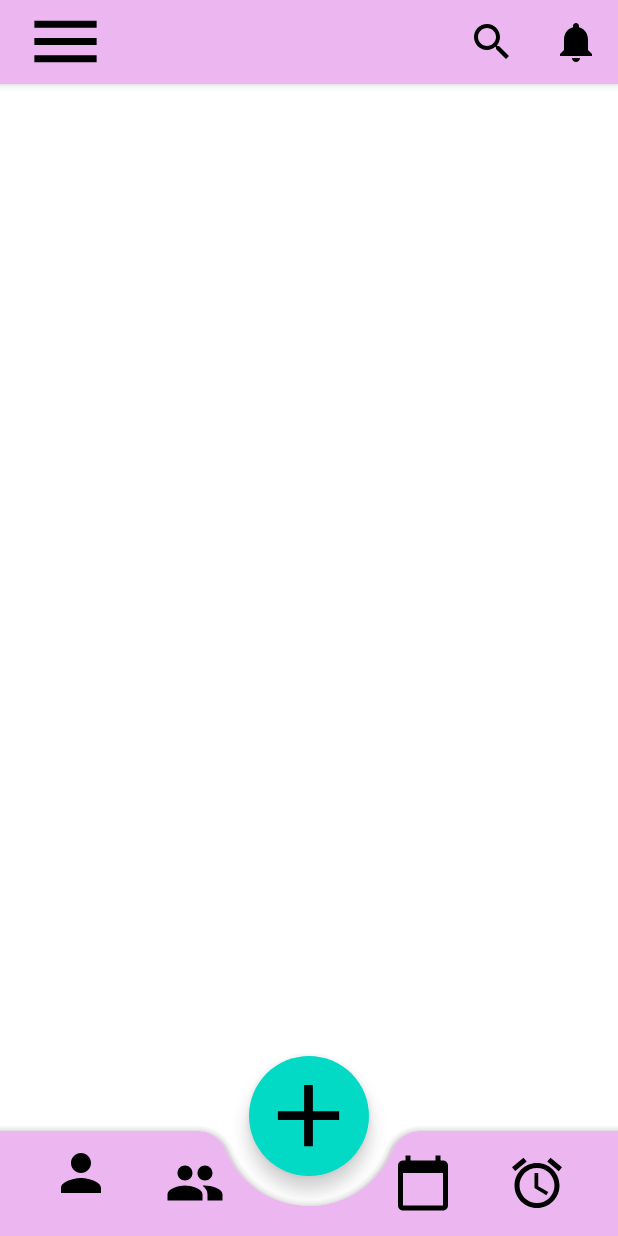
After one commit to tayduasieucuong/DoAn_AndroidStudio, an Android app: the Taskmangerment screen opened directly, with no data from a screen before it, on a phone screen of 412 x 824 dp. The commit adds this screen. Run offline under Robolectric (Android 15) with nearby library versions, the phone set to English and light mode, and no system bars.

Commit message:
updatel1

```diff
--- a/app/src/main/AndroidManifest.xml
+++ b/app/src/main/AndroidManifest.xml
@@ -10,6 +10,9 @@
         android:supportsRtl="true"
         android:theme="@style/Theme.DoAn_Android">
         <activity
+            android:name=".Taskmangerment"
+            android:exported="false" />
+        <activity
             android:name=".MainActivity"
             android:exported="true">
             <intent-filter>
--- a/app/src/main/java/org/meicode/doan_android/MainActivity.java
+++ b/app/src/main/java/org/meicode/doan_android/MainActivity.java
@@ -2,7 +2,10 @@ package org.meicode.doan_android;
 
 import androidx.appcompat.app.AppCompatActivity;
 
+import android.content.Intent;
 import android.os.Bundle;
+import android.view.View;
+import android.widget.Button;
 
 public class MainActivity extends AppCompatActivity {
 
@@ -10,6 +13,14 @@ public class MainActivity extends AppCompatActivity {
     protected void onCreate(Bundle savedInstanceState) {
         super.onCreate(savedInstanceState);
         setContentView(R.layout.activity_main);
+        Button btn = (Button) findViewById(R.id.btntest);
+        btn.setOnClickListener(new View.OnClickListener() {
+            @Override
+            public void onClick(View view) {
+                Intent intent = new Intent(MainActivity.this,Taskmangerment.class);
+                startActivity(intent);
+            }
+        });
         //xinchao cacban
     }
 }
--- /dev/null
+++ b/app/src/main/java/org/meicode/doan_android/Taskmangerment.java
@@ -0,0 +1,56 @@
+package org.meicode.doan_android;
+
+import android.graphics.Color;
+import android.graphics.drawable.ColorDrawable;
+import android.os.Bundle;
+import android.view.Menu;
+import android.view.MenuItem;
+import android.widget.Toast;
+
+import androidx.annotation.NonNull;
+import androidx.appcompat.app.ActionBar;
+import androidx.appcompat.app.AppCompatActivity;
+
+import com.google.android.material.bottomnavigation.BottomNavigationView;
+import com.google.android.material.floatingactionbutton.FloatingActionButton;
+
+public class Taskmangerment extends AppCompatActivity {
+    ActionBar actionBar;
+    BottomNavigationView bottomNavigationView;
+    @Override
+    protected void onCreate(Bundle savedInstanceState) {
+        super.onCreate(savedInstanceState);
+        setContentView(R.layout.activity_taskmangerment);
+
+        actionBar = getSupportActionBar();
+        actionBar.setDisplayShowHomeEnabled(true);
+        actionBar.setLogo(R.drawable.ic_menu);
+        actionBar.setDisplayUseLogoEnabled(true);
+        actionBar.setTitle("");
+        actionBar.setBackgroundDrawable(new ColorDrawable(Color.parseColor("#FFFFFF")));
+        actionBar.setBackgroundDrawable(new ColorDrawable(Color.parseColor("#ECB7F0")));
+        bottomNavigationView = (BottomNavigationView) findViewById(R.id.bottom_navigation);
+        bottomNavigationView.setBackground(null);
+        //bottomNavigationView.setBackground(new ColorDrawable(Color.parseColor("#ECB7F0")));
+        FloatingActionButton add_btn = (FloatingActionButton) findViewById(R.id.addbottom);
+    }
+    @Override
+    public boolean onCreateOptionsMenu(Menu menu) {
+        getMenuInflater().inflate(R.menu.menu,menu);
+        return true;
+    }
+
+    @Override
+    public boolean onOptionsItemSelected(@NonNull MenuItem item) {
+        int id = item.getItemId();
+
+        if(id == R.id.search)
+        {
+            Toast.makeText(getApplicationContext(), "Search", Toast.LENGTH_SHORT).show();
+        }else if( id == R.id.notify)
+        {
+            Toast.makeText(getApplicationContext(), "Notify", Toast.LENGTH_SHORT).show();
+        }
+        return true;
+    }
+}
--- /dev/null
+++ b/app/src/main/res/drawable/gradient_background.xml
@@ -0,0 +1,13 @@
+<?xml version="1.0" encoding="utf-8"?>
+<selector xmlns:android="http://schemas.android.com/apk/res/android">
+    <item>
+        <shape>
+            <gradient
+                android:startColor="#86A8E7"
+                android:centerColor="#D16BA5"
+                android:endColor="#5FFBF1"
+                android:angle="270"
+                android:type="linear" />
+        </shape>
+    </item>
+</selector>
--- /dev/null
+++ b/app/src/main/res/drawable/ic__group_24.xml
@@ -0,0 +1,10 @@
+<vector xmlns:android="http://schemas.android.com/apk/res/android"
+    android:width="24dp"
+    android:height="24dp"
+    android:viewportWidth="24"
+    android:viewportHeight="24"
+    android:tint="?attr/colorControlNormal">
+  <path
+      android:fillColor="@android:color/black"
+      android:pathData="M16,11c1.66,0 2.99,-1.34 2.99,-3S17.66,5 16,5c-1.66,0 -3,1.34 -3,3s1.34,3 3,3zM8,11c1.66,0 2.99,-1.34 2.99,-3S9.66,5 8,5C6.34,5 5,6.34 5,8s1.34,3 3,3zM8,13c-2.33,0 -7,1.17 -7,3.5L1,19h14v-2.5c0,-2.33 -4.67,-3.5 -7,-3.5zM16,13c-0.29,0 -0.62,0.02 -0.97,0.05 1.16,0.84 1.97,1.97 1.97,3.45L17,19h6v-2.5c0,-2.33 -4.67,-3.5 -7,-3.5z"/>
+</vector>
--- /dev/null
+++ b/app/src/main/res/drawable/ic_baseline_add_24.xml
@@ -0,0 +1,5 @@
+<vector android:height="24dp" android:tint="#FFFFFF"
+    android:viewportHeight="24" android:viewportWidth="24"
+    android:width="24dp" xmlns:android="http://schemas.android.com/apk/res/android">
+    <path android:fillColor="@android:color/white" android:pathData="M19,13h-6v6h-2v-6H5v-2h6V5h2v6h6v2z"/>
+</vector>
--- /dev/null
+++ b/app/src/main/res/drawable/ic_baseline_alarm_24.xml
@@ -0,0 +1,10 @@
+<vector xmlns:android="http://schemas.android.com/apk/res/android"
+    android:width="24dp"
+    android:height="24dp"
+    android:viewportWidth="24"
+    android:viewportHeight="24"
+    android:tint="?attr/colorControlNormal">
+  <path
+      android:fillColor="@android:color/black"
+      android:pathData="M22,5.72l-4.6,-3.86 -1.29,1.53 4.6,3.86L22,5.72zM7.88,3.39L6.6,1.86 2,5.71l1.29,1.53 4.59,-3.85zM12.5,8L11,8v6l4.75,2.85 0.75,-1.23 -4,-2.37L12.5,8zM12,4c-4.97,0 -9,4.03 -9,9s4.02,9 9,9c4.97,0 9,-4.03 9,-9s-4.03,-9 -9,-9zM12,20c-3.87,0 -7,-3.13 -7,-7s3.13,-7 7,-7 7,3.13 7,7 -3.13,7 -7,7z"/>
+</vector>
--- /dev/null
+++ b/app/src/main/res/drawable/ic_baseline_calendar_today_24.xml
@@ -0,0 +1,10 @@
+<vector xmlns:android="http://schemas.android.com/apk/res/android"
+    android:width="24dp"
+    android:height="24dp"
+    android:viewportWidth="24"
+    android:viewportHeight="24"
+    android:tint="?attr/colorControlNormal">
+  <path
+      android:fillColor="@android:color/black"
+      android:pathData="M20,3h-1L19,1h-2v2L7,3L7,1L5,1v2L4,3c-1.1,0 -2,0.9 -2,2v16c0,1.1 0.9,2 2,2h16c1.1,0 2,-0.9 2,-2L22,5c0,-1.1 -0.9,-2 -2,-2zM20,21L4,21L4,8h16v13z"/>
+</vector>
--- /dev/null
+++ b/app/src/main/res/drawable/ic_baseline_notifications_24.xml
@@ -0,0 +1,5 @@
+<vector android:height="55dp" android:tint="@color/black"
+    android:viewportHeight="24" android:viewportWidth="24"
+    android:width="55dp" xmlns:android="http://schemas.android.com/apk/res/android">
+    <path android:fillColor="@android:color/white" android:pathData="M12,22c1.1,0 2,-0.9 2,-2h-4c0,1.1 0.89,2 2,2zM18,16v-5c0,-3.07 -1.64,-5.64 -4.5,-6.32L13.5,4c0,-0.83 -0.67,-1.5 -1.5,-1.5s-1.5,0.67 -1.5,1.5v0.68C7.63,5.36 6,7.92 6,11v5l-2,2v1h16v-1l-2,-2z"/>
+</vector>
--- /dev/null
+++ b/app/src/main/res/drawable/ic_menu.xml
@@ -0,0 +1,5 @@
+<vector android:height="55dp" android:tint="@color/black"
+    android:viewportHeight="24" android:viewportWidth="24"
+    android:width="55dp" xmlns:android="http://schemas.android.com/apk/res/android">
+    <path android:fillColor="@android:color/black" android:pathData="M3,18h18v-2L3,16v2zM3,13h18v-2L3,11v2zM3,6v2h18L21,6L3,6z"/>
+</vector>
--- /dev/null
+++ b/app/src/main/res/drawable/ic_more_30.xml
@@ -0,0 +1,5 @@
+<vector android:height="30dp" android:tint="?attr/colorControlNormal"
+    android:viewportHeight="24" android:viewportWidth="24"
+    android:width="30dp" xmlns:android="http://schemas.android.com/apk/res/android">
+    <path android:fillColor="@android:color/white" android:pathData="M12,8c1.1,0 2,-0.9 2,-2s-0.9,-2 -2,-2 -2,0.9 -2,2 0.9,2 2,2zM12,10c-1.1,0 -2,0.9 -2,2s0.9,2 2,2 2,-0.9 2,-2 -0.9,-2 -2,-2zM12,16c-1.1,0 -2,0.9 -2,2s0.9,2 2,2 2,-0.9 2,-2 -0.9,-2 -2,-2z"/>
+</vector>
--- /dev/null
+++ b/app/src/main/res/drawable/ic_person_24dp.xml
@@ -0,0 +1,5 @@
+<vector android:height="40dp" android:tint="#000000"
+    android:viewportHeight="24" android:viewportWidth="24"
+    android:width="40dp" xmlns:android="http://schemas.android.com/apk/res/android">
+    <path android:fillColor="@android:color/white" android:pathData="M12,12c2.21,0 4,-1.79 4,-4s-1.79,-4 -4,-4 -4,1.79 -4,4 1.79,4 4,4zM12,14c-2.67,0 -8,1.34 -8,4v2h16v-2c0,-2.66 -5.33,-4 -8,-4z"/>
+</vector>
--- /dev/null
+++ b/app/src/main/res/drawable/ic_search.xml
@@ -0,0 +1,5 @@
+<vector android:height="55dp" android:tint="@color/black"
+    android:viewportHeight="24" android:viewportWidth="24"
+    android:width="55dp" xmlns:android="http://schemas.android.com/apk/res/android">
+    <path android:fillColor="@android:color/black" android:pathData="M15.5,14h-0.79l-0.28,-0.27C15.41,12.59 16,11.11 16,9.5 16,5.91 13.09,3 9.5,3S3,5.91 3,9.5 5.91,16 9.5,16c1.61,0 3.09,-0.59 4.23,-1.57l0.27,0.28v0.79l5,4.99L20.49,19l-4.99,-5zM9.5,14C7.01,14 5,11.99 5,9.5S7.01,5 9.5,5 14,7.01 14,9.5 11.99,14 9.5,14z"/>
+</vector>
--- /dev/null
+++ b/app/src/main/res/drawable/ic_setting.xml
@@ -0,0 +1,10 @@
+<vector xmlns:android="http://schemas.android.com/apk/res/android"
+    android:width="24dp"
+    android:height="24dp"
+    android:viewportWidth="24"
+    android:viewportHeight="24"
+    android:tint="?attr/colorControlNormal">
+  <path
+      android:fillColor="@android:color/white"
+      android:pathData="M19.14,12.94c0.04,-0.3 0.06,-0.61 0.06,-0.94c0,-0.32 -0.02,-0.64 -0.07,-0.94l2.03,-1.58c0.18,-0.14 0.23,-0.41 0.12,-0.61l-1.92,-3.32c-0.12,-0.22 -0.37,-0.29 -0.59,-0.22l-2.39,0.96c-0.5,-0.38 -1.03,-0.7 -1.62,-0.94L14.4,2.81c-0.04,-0.24 -0.24,-0.41 -0.48,-0.41h-3.84c-0.24,0 -0.43,0.17 -0.47,0.41L9.25,5.35C8.66,5.59 8.12,5.92 7.63,6.29L5.24,5.33c-0.22,-0.08 -0.47,0 -0.59,0.22L2.74,8.87C2.62,9.08 2.66,9.34 2.86,9.48l2.03,1.58C4.84,11.36 4.8,11.69 4.8,12s0.02,0.64 0.07,0.94l-2.03,1.58c-0.18,0.14 -0.23,0.41 -0.12,0.61l1.92,3.32c0.12,0.22 0.37,0.29 0.59,0.22l2.39,-0.96c0.5,0.38 1.03,0.7 1.62,0.94l0.36,2.54c0.05,0.24 0.24,0.41 0.48,0.41h3.84c0.24,0 0.44,-0.17 0.47,-0.41l0.36,-2.54c0.59,-0.24 1.13,-0.56 1.62,-0.94l2.39,0.96c0.22,0.08 0.47,0 0.59,-0.22l1.92,-3.32c0.12,-0.22 0.07,-0.47 -0.12,-0.61L19.14,12.94zM12,15.6c-1.98,0 -3.6,-1.62 -3.6,-3.6s1.62,-3.6 3.6,-3.6s3.6,1.62 3.6,3.6S13.98,15.6 12,15.6z"/>
+</vector>
--- a/app/src/main/res/layout/activity_main.xml
+++ b/app/src/main/res/layout/activity_main.xml
@@ -14,5 +14,10 @@
         app:layout_constraintLeft_toLeftOf="parent"
         app:layout_constraintRight_toRightOf="parent"
         app:layout_constraintTop_toTopOf="parent" />
+    <Button
+        android:layout_width="match_parent"
+        android:layout_height="wrap_content"
+        android:id="@+id/btntest"
+        android:text="Click"/>
 
 </androidx.constraintlayout.widget.ConstraintLayout>
--- /dev/null
+++ b/app/src/main/res/layout/activity_taskmangerment.xml
@@ -0,0 +1,46 @@
+<?xml version="1.0" encoding="utf-8"?>
+<androidx.coordinatorlayout.widget.CoordinatorLayout
+    xmlns:android="http://schemas.android.com/apk/res/android"
+    xmlns:app="http://schemas.android.com/apk/res-auto"
+    xmlns:tools="http://schemas.android.com/tools"
+    android:layout_width="match_parent"
+    android:layout_height="match_parent"
+    tools:context=".TaskManagement">
+
+    <com.google.android.material.bottomappbar.BottomAppBar
+        android:layout_width="match_parent"
+        android:layout_height="70dp"
+        android:id="@+id/bottomAppBar"
+        app:fabCradleMargin="20dp"
+        app:fabCradleVerticalOffset="10dp"
+        app:fabCradleRoundedCornerRadius="20dp"
+        android:backgroundTint="@color/primaryy"
+        android:layout_gravity="bottom">
+        <com.google.android.material.bottomnavigation.BottomNavigationView
+            android:layout_width="match_parent"
+            android:layout_height="match_parent"
+            android:id="@+id/bottom_navigation"
+            app:menu="@menu/bottom_menu"
+            app:itemIconSize="40dp"
+            app:itemIconTint="@color/black"
+            android:layout_marginEnd="16dp"
+            android:background="@android:color/transparent"
+
+            />
+    </com.google.android.material.bottomappbar.BottomAppBar>
+
+    <com.google.android.material.floatingactionbutton.FloatingActionButton
+        android:id="@+id/addbottom"
+        android:layout_width="wrap_content"
+        android:layout_height="fill_parent"
+        android:scaleType="center"
+        android:src="@drawable/ic_baseline_add_24"
+        android:translationZ="10dp"
+        app:borderWidth="0dp"
+        app:fabCustomSize="80dp"
+        app:layout_anchor="@+id/bottomAppBar"
+        app:layout_anchorGravity="top|center"
+        app:maxImageSize="70dp"
+        tools:ignore="SpeakableTextPresentCheck" />
+
+</androidx.coordinatorlayout.widget.CoordinatorLayout>
--- /dev/null
+++ b/app/src/main/res/menu/bottom_menu.xml
@@ -0,0 +1,27 @@
+<?xml version="1.0" encoding="utf-8"?>
+<menu xmlns:android="http://schemas.android.com/apk/res/android">
+    <item
+        android:id="@+id/person"
+        android:enabled="true"
+        android:icon="@drawable/ic_person_24dp"
+        />
+    <item
+        android:id="@+id/group"
+        android:enabled="true"
+        android:icon="@drawable/ic__group_24"
+        />
+    <item
+        android:id="@+id/placeholder"
+        android:title=" "/>
+    <item
+        android:id="@+id/calendar"
+        android:enabled="true"
+        android:icon="@drawable/ic_baseline_calendar_today_24"
+        />
+    <item
+        android:id="@+id/alarm"
+        android:enabled="true"
+        android:icon="@drawable/ic_baseline_alarm_24"
+        />
+
+</menu>
--- /dev/null
+++ b/app/src/main/res/menu/menu.xml
@@ -0,0 +1,17 @@
+<?xml version="1.0" encoding="utf-8"?>
+<menu xmlns:android="http://schemas.android.com/apk/res/android"
+    xmlns:app="http://schemas.android.com/apk/res-auto">
+    <item
+        android:title="Search"
+        android:id="@+id/search"
+        android:icon="@drawable/ic_search"
+        app:showAsAction="always"
+        />
+    <item
+        android:title="Notify"
+        android:id="@+id/notify"
+        android:icon="@drawable/ic_baseline_notifications_24"
+        app:showAsAction="always"/>
+
+
+</menu>
--- a/app/src/main/res/values/colors.xml
+++ b/app/src/main/res/values/colors.xml
@@ -7,4 +7,5 @@
     <color name="teal_700">#FF018786</color>
     <color name="black">#FF000000</color>
     <color name="white">#FFFFFFFF</color>
+    <color name="primaryy">#ECB7F0</color>
 </resources>
```
Also changed, not shown: app/src/main/res/drawable/ic_launcher_foreground.xml (renamed from app/src/main/res/drawable-v24/ic_launcher_foreground.xml).
